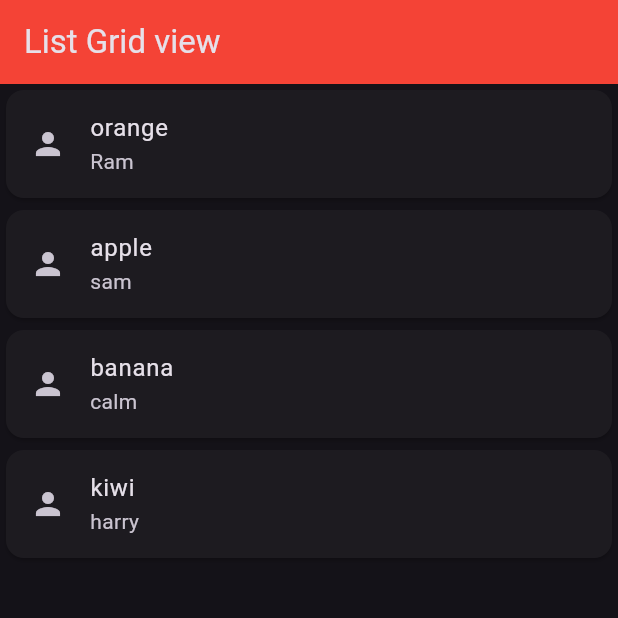
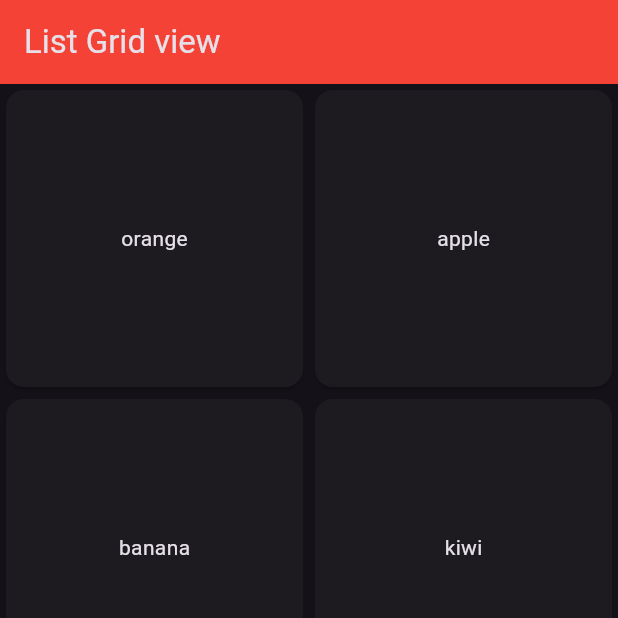
Before and after one commit to upendrashrestha10/Flutter_Basics, a Flutter app: the screen it shows after launch, on a phone screen of 412 x 824 dp, the top half of it. Run offline on Flutter 3.47's test engine with Material 3 defaults, Android fonts, the phone set to English and light mode, and no system bars.

Commit message:
List view and Grid view

```diff
--- a/lib/List_Grid.dart
+++ b/lib/List_Grid.dart
@@ -48,6 +48,7 @@ class _ListGridState extends State<ListGrid> {
         ],
         ),
       */
+/*
 //Now we are going to use listview.bulder
 //ListView.builder is a Flutter widget that efficiently creates a scrollable list by building items on demand using an itemBuilder callback, ideal for long or infinite lists to save memory.
       child: ListView.builder(
@@ -55,13 +56,56 @@ class _ListGridState extends State<ListGrid> {
         itemBuilder: (context, index) {
           return Card(
             child: ListTile(
+              onTap: () {
+                print((fruits_person['fruits'][index]));
+              },
               leading: Icon(Icons.person),
               title: Text(fruits_person['fruits'][index]),
               subtitle:Text(fruits_person['names'][index]) ,
             ),
           );
         },),
+*/
 
+//Gridview
+/*
+      child: GridView(  //GridView in Flutter displays items in a scrollable 2D grid layout, useful for showing images or cards in rows and columns.
+        gridDelegate: SliverGridDelegateWithFixedCrossAxisCount(
+          crossAxisCount:2,crossAxisSpacing: 40, mainAxisSpacing: 40),
+        children: [
+          Card(
+            child: Center(child: Text("orange")),
+          ),
+
+          Card(
+            child: Center(child: Text("orange")),
+          ),
+
+          Card(
+            child: Center(child: Text("orange")),
+          ),
+
+          Card(
+            child: Center(child: Text("orange")),
+          ),
+
+          Card(
+            child: Center(child: Text("orange")),
+          ),
+        ],
+      ),
+*/
+
+//Gridview.builder = same as Listvie.builder
+      child: GridView.builder(
+        itemCount: fruits.length,
+        gridDelegate: SliverGridDelegateWithFixedCrossAxisCount(crossAxisCount: 2),
+        itemBuilder: (context, index) {
+          return Card(
+            child: Center(child: Text(fruits[index])),
+          );
+        },
+      ),
       ),
     );
   }
```
